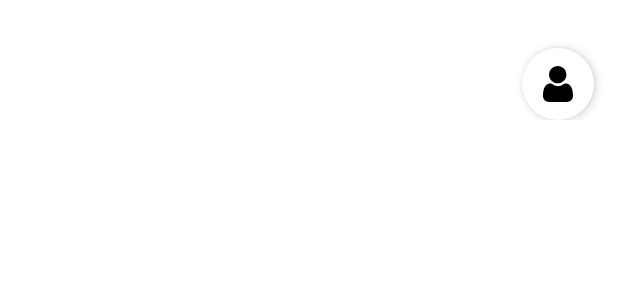
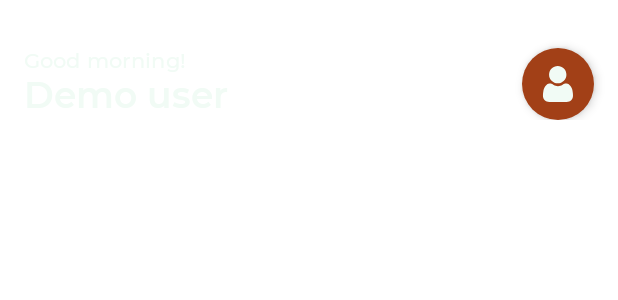
Before and after one commit to mrebollob/drawaday, an Android app built with Jetpack Compose: the @Preview function UserGreetingsRowPreview, on a phone screen of 412 x 824 dp. Shown: the top 300 px of the screen. Run offline under Robolectric (Android 15) with nearby library versions, the phone set to English and light mode, and no system bars; our stand-ins replace accompanist.

Commit message:
Update white color

```diff
--- a/android/src/main/java/com/mrebollob/drawaday/components/ImageCard.kt
+++ b/android/src/main/java/com/mrebollob/drawaday/components/ImageCard.kt
@@ -20,6 +20,7 @@ import androidx.compose.ui.tooling.preview.Preview
 import androidx.compose.ui.unit.dp
 import androidx.compose.ui.unit.sp
 import com.mrebollob.drawaday.R
+import com.mrebollob.drawaday.ui.theme.CustomWhite1
 import com.mrebollob.drawaday.ui.theme.DrawADayTheme
 
 @Composable
@@ -68,7 +69,10 @@ fun ImageCard(
                         .padding(12.dp),
                     contentAlignment = Alignment.BottomStart
                 ) {
-                    Text(text = title, style = TextStyle(color = Color.White, fontSize = 16.sp))
+                    Text(
+                        text = title,
+                        style = TextStyle(color = CustomWhite1, fontSize = 16.sp)
+                    )
                 }
             }
         }
--- a/android/src/main/java/com/mrebollob/drawaday/ui/home/feed/DrawImageCardTop.kt
+++ b/android/src/main/java/com/mrebollob/drawaday/ui/home/feed/DrawImageCardTop.kt
@@ -14,6 +14,7 @@ import com.google.accompanist.coil.rememberCoilPainter
 import com.mrebollob.drawaday.R
 import com.mrebollob.drawaday.components.ImageCard
 import com.mrebollob.drawaday.shared.domain.model.DrawImage
+import com.mrebollob.drawaday.ui.theme.CustomWhite1
 import com.mrebollob.drawaday.ui.theme.DrawADayTheme
 import com.mrebollob.drawaday.utils.TestDataUtils
 
@@ -31,7 +32,7 @@ fun DrawImageCardTop(
         Text(
             text = stringResource(id = R.string.home_screen_today_category),
             style = MaterialTheme.typography.h6,
-            color = Color.White,
+            color = CustomWhite1,
             modifier = Modifier
                 .heightIn(min = 56.dp)
                 .padding(vertical = 8.dp)
--- a/android/src/main/java/com/mrebollob/drawaday/ui/home/feed/DrawingHistory.kt
+++ b/android/src/main/java/com/mrebollob/drawaday/ui/home/feed/DrawingHistory.kt
@@ -17,6 +17,7 @@ import com.mrebollob.drawaday.R
 import com.mrebollob.drawaday.components.ImageCard
 import com.mrebollob.drawaday.components.VerticalGrid
 import com.mrebollob.drawaday.shared.domain.model.DrawImage
+import com.mrebollob.drawaday.ui.theme.CustomWhite1
 import com.mrebollob.drawaday.ui.theme.DrawADayTheme
 import com.mrebollob.drawaday.utils.TestDataUtils
 
@@ -33,7 +34,7 @@ fun DrawingHistory(
         Text(
             text = stringResource(id = R.string.home_screen_history_category),
             style = MaterialTheme.typography.h6,
-            color = Color.White,
+            color = CustomWhite1,
             modifier = Modifier
                 .heightIn(min = 56.dp)
                 .padding(horizontal = 16.dp)
--- a/android/src/main/java/com/mrebollob/drawaday/ui/home/feed/UserGreetingsRow.kt
+++ b/android/src/main/java/com/mrebollob/drawaday/ui/home/feed/UserGreetingsRow.kt
@@ -11,7 +11,6 @@ import androidx.compose.material.Surface
 import androidx.compose.material.Text
 import androidx.compose.runtime.Composable
 import androidx.compose.ui.Modifier
-import androidx.compose.ui.graphics.Color
 import androidx.compose.ui.layout.ContentScale
 import androidx.compose.ui.res.painterResource
 import androidx.compose.ui.res.stringResource
@@ -19,6 +18,8 @@ import androidx.compose.ui.tooling.preview.Preview
 import androidx.compose.ui.unit.dp
 import com.mrebollob.drawaday.R
 import com.mrebollob.drawaday.shared.domain.model.User
+import com.mrebollob.drawaday.ui.theme.CustomBrown500
+import com.mrebollob.drawaday.ui.theme.CustomWhite1
 import com.mrebollob.drawaday.ui.theme.DrawADayTheme
 import com.mrebollob.drawaday.utils.TestDataUtils
 import java.util.*
@@ -43,12 +44,12 @@ fun UserGreetingsRow(
             Text(
                 text = stringResource(id = getUserGreetingsByTime(Calendar.getInstance())),
                 style = MaterialTheme.typography.subtitle2,
-                color = Color.White
+                color = CustomWhite1
             )
             Text(
                 text = user.name.capitalize(Locale.getDefault()),
                 style = MaterialTheme.typography.h5,
-                color = Color.White
+                color = CustomWhite1
             )
         }
 
@@ -58,7 +59,8 @@ fun UserGreetingsRow(
                 .width(48.dp)
                 .clickable { onProfileClick() },
             shape = CircleShape,
-            elevation = 4.dp
+            elevation = 4.dp,
+            backgroundColor = CustomBrown500
         ) {
             Image(
                 painter = painterResource(id = R.drawable.ic_user),
--- a/android/src/main/java/com/mrebollob/drawaday/ui/theme/Color.kt
+++ b/android/src/main/java/com/mrebollob/drawaday/ui/theme/Color.kt
@@ -24,3 +24,5 @@ val CustomTeal900 = Color(0xff1e5b5e)
 // https://www.colorhexa.com/A24017
 val CustomBrown500 = Color(0xffA24017) // secondary
 val CustomBrown700 = Color(0xff8c3714)
+
+val CustomWhite1 = Color(0xfff1fbf5)
--- a/android/src/main/java/com/mrebollob/drawaday/ui/theme/Theme.kt
+++ b/android/src/main/java/com/mrebollob/drawaday/ui/theme/Theme.kt
@@ -13,10 +13,10 @@ import com.google.accompanist.systemuicontroller.rememberSystemUiController
 private val LightThemeColors: Colors = lightColors(
     primary = CustomTeal500,
     primaryVariant = CustomTeal700,
-    onPrimary = Color.White,
+    onPrimary = CustomWhite1,
     secondary = CustomBrown500,
     secondaryVariant = CustomBrown700,
-    onSecondary = Color.White,
+    onSecondary = CustomWhite1,
     error = Red800
 )
 
--- a/android/src/main/res/drawable/ic_user.xml
+++ b/android/src/main/res/drawable/ic_user.xml
@@ -4,9 +4,9 @@
     android:viewportWidth="512"
     android:viewportHeight="512.002">
     <path
-        android:fillColor="#FF000000"
+        android:fillColor="#F1FBF5"
         android:pathData="m252.352,246.633c33.883,0 63.223,-12.152 87.195,-36.129 23.973,-23.973 36.125,-53.305 36.125,-87.191 0,-33.875 -12.152,-63.211 -36.129,-87.191 -23.977,-23.969 -53.313,-36.121 -87.191,-36.121 -33.887,0 -63.219,12.152 -87.191,36.125s-36.129,53.309 -36.129,87.188c0,33.887 12.156,63.223 36.133,87.195 23.977,23.969 53.313,36.125 87.188,36.125zM252.352,246.633" />
     <path
-        android:fillColor="#FF000000"
+        android:fillColor="#F1FBF5"
         android:pathData="m468.129,393.703c-0.691,-9.977 -2.09,-20.859 -4.148,-32.352 -2.078,-11.578 -4.754,-22.523 -7.957,-32.527 -3.309,-10.34 -7.809,-20.551 -13.371,-30.336 -5.773,-10.156 -12.555,-19 -20.164,-26.277 -7.957,-7.613 -17.699,-13.734 -28.965,-18.199 -11.227,-4.441 -23.668,-6.691 -36.977,-6.691 -5.227,0 -10.281,2.145 -20.043,8.5 -6.008,3.918 -13.035,8.449 -20.879,13.461 -6.707,4.273 -15.793,8.277 -27.016,11.902 -10.949,3.543 -22.066,5.34 -33.039,5.34 -10.973,0 -22.086,-1.797 -33.047,-5.34 -11.211,-3.621 -20.297,-7.625 -26.996,-11.898 -7.77,-4.965 -14.801,-9.496 -20.898,-13.469 -9.75,-6.355 -14.809,-8.5 -20.035,-8.5 -13.313,0 -25.75,2.254 -36.973,6.699 -11.258,4.457 -21.004,10.578 -28.969,18.199 -7.605,7.281 -14.391,16.121 -20.156,26.273 -5.559,9.785 -10.059,19.992 -13.371,30.34 -3.199,10.004 -5.875,20.945 -7.953,32.523 -2.059,11.477 -3.457,22.363 -4.148,32.363 -0.68,9.797 -1.023,19.965 -1.023,30.234 0,26.727 8.496,48.363 25.25,64.32 16.547,15.746 38.441,23.734 65.066,23.734h246.531c26.625,0 48.512,-7.984 65.063,-23.734 16.758,-15.945 25.254,-37.586 25.254,-64.324 -0.004,-10.316 -0.352,-20.492 -1.035,-30.242zM468.129,393.703" />
 </vector>
```
